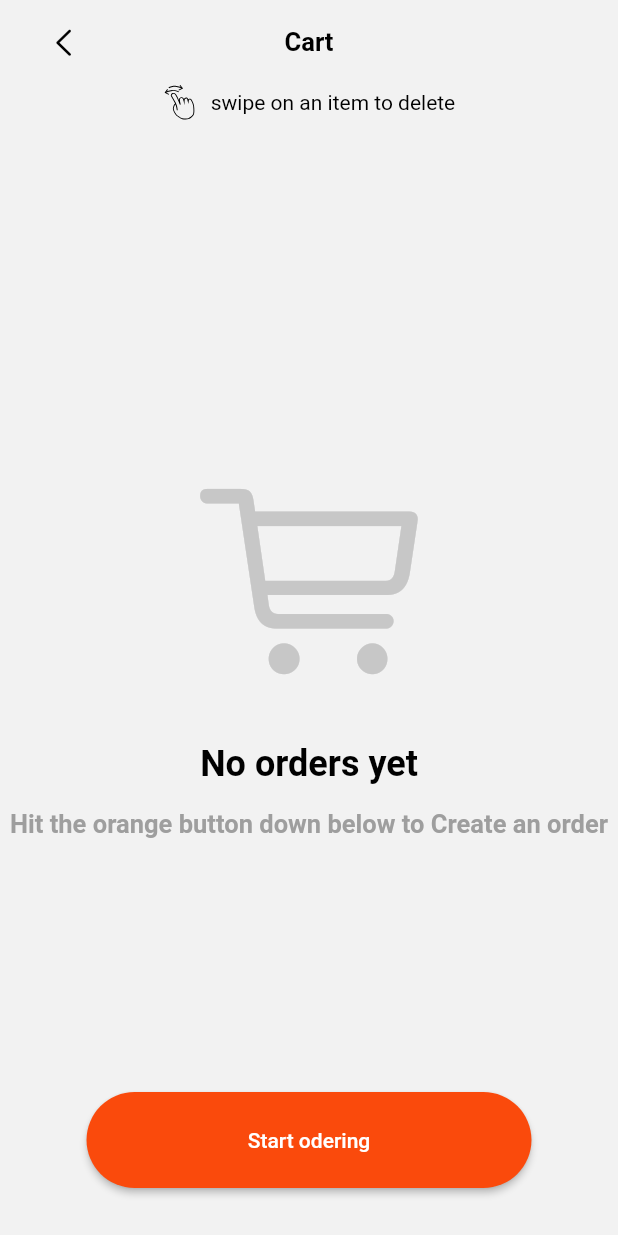
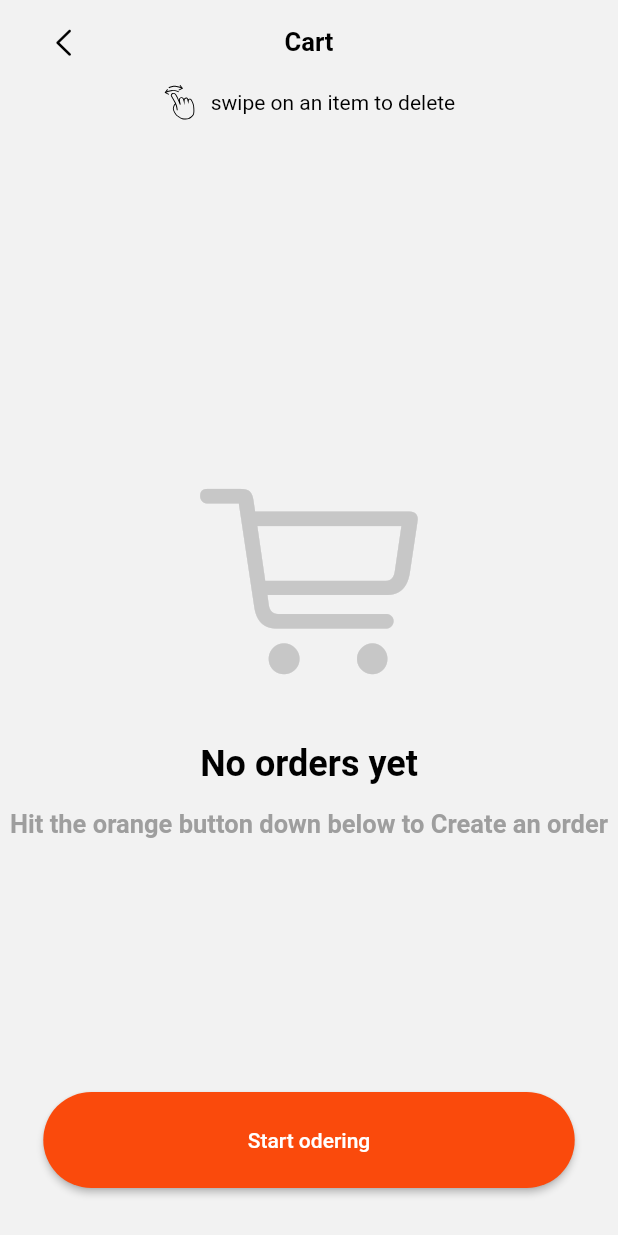
Before and after one commit to ArtemFiniuk/food_delivery, a Flutter app: the CartScreen screen opened directly, on a phone screen of 412 x 824 dp. Run offline on Flutter 3.47's test engine with Material 2 defaults, Android fonts, the phone set to English and light mode, and no system bars; our stand-ins replace badges, flutter_advanced_drawer, flutter_slidable, flutter_svg, get; Roboto replaces fonts that are missing (SF).

Commit message:
change width of elevated butoon in cart screen

```diff
--- a/lib/constants/constanst.dart
+++ b/lib/constants/constanst.dart
@@ -17,8 +17,8 @@ void customSnackBar(String title,String msg){
       title,
       msg,
       snackPosition: SnackPosition.TOP,
-      barBlur: 12,
-      backgroundColor: SolidColors.primaryColor.withOpacity(0.2),
+      barBlur: 8,
+      backgroundColor: SolidColors.primaryColor.withOpacity(0.3),
       titleText: Text(title,style: const TextStyle(color: Color(0xFFDF2C2C),fontSize: 18,fontWeight: FontWeight.bold),),
       messageText: Text(msg,style: const TextStyle(color: Colors.black45,fontSize: 15,)
       )
--- a/lib/screens/cart_screen/cart_screen.dart
+++ b/lib/screens/cart_screen/cart_screen.dart
@@ -60,7 +60,12 @@ class _CartScreenState extends State<CartScreen> {
             Obx(
                 ()=>
                 _cartController.cartList.isNotEmpty ?
-                ElevatedButton(onPressed: (){}, child: const Text('Complete order')) : const SizedBox.shrink()),
+                Padding(
+                  padding: EdgeInsets.symmetric(horizontal: bodyMargin),
+                  child: SizedBox(
+                    width: double.infinity,
+                      child: ElevatedButton(onPressed: (){}, child: const Text('Complete order'))),
+                ) : const SizedBox.shrink()),
             const SizedBox(height: 16,),
           ],
         ),
@@ -74,8 +79,8 @@ class _CartScreenState extends State<CartScreen> {
                           title: 'No orders yet',
                           subTitle: 'Hit the orange button down below to Create an order'),
                       Positioned(
-                          left: bodyMargin*2,
-                          right: bodyMargin*2,
+                          left: bodyMargin,
+                          right: bodyMargin,
                           bottom: 16,
                           child: ElevatedButton(onPressed: (){
                             Get.back();
```
